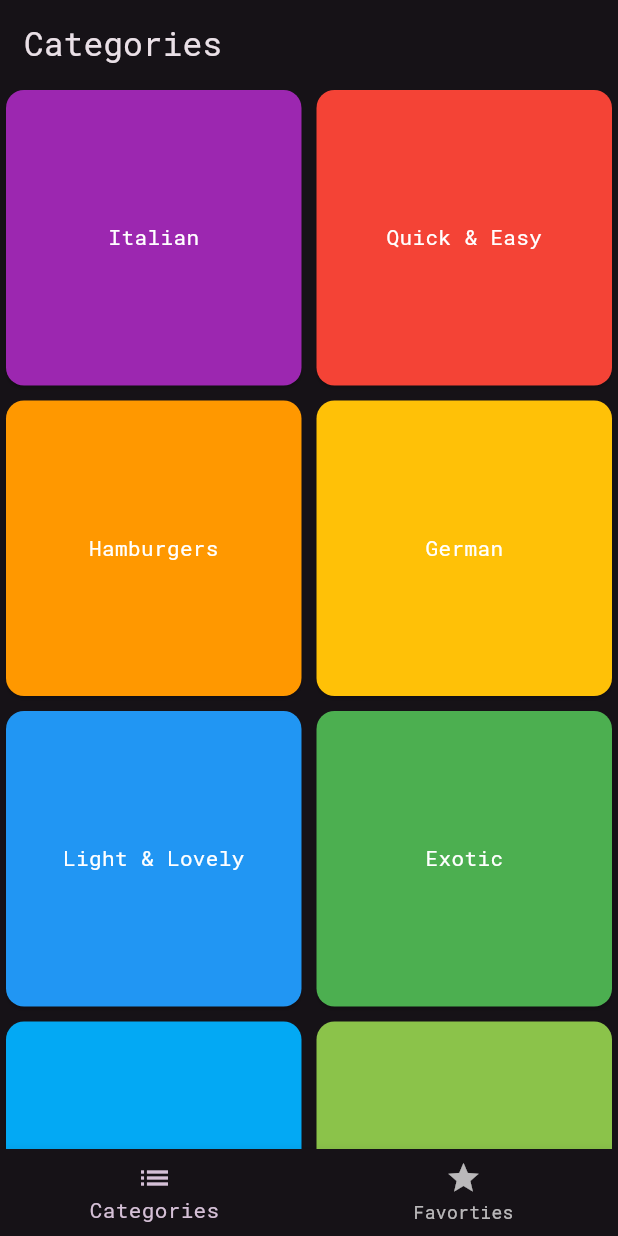
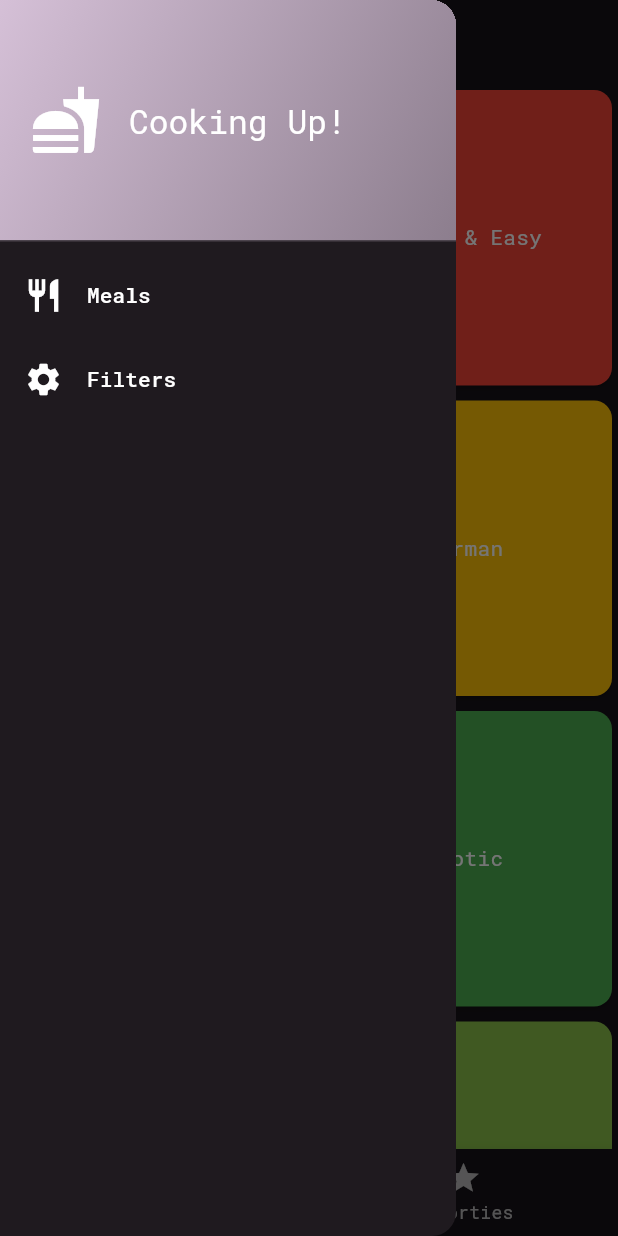
Before and after one commit to subhroacharjee/meals_app, a Flutter app: the screen it shows after launch, with the side drawer open (before the commit the screen has no drawer), on a phone screen of 412 x 824 dp. Run offline on Flutter 3.47's test engine with Material 3 defaults, Android fonts, the phone set to English and light mode, and no system bars; our stand-ins replace google_fonts, transparent_image.

Commit message:
feat: adding drawer

```diff
--- /dev/null
+++ b/lib/src/components/main_drawer.dart
@@ -0,0 +1,78 @@
+import 'package:flutter/material.dart';
+import 'package:meals_app/src/data/dummy_data.dart';
+import 'package:meals_app/src/screens/meals_screen.dart';
+
+class MainDrawer extends StatelessWidget {
+  @override
+  Widget build(BuildContext context) {
+    return Drawer(
+      child: Column(
+        children: [
+          DrawerHeader(
+            padding: const EdgeInsets.all(20),
+            decoration: BoxDecoration(
+              gradient: LinearGradient(
+                colors: [
+                  Theme.of(context).colorScheme.secondary,
+                  Theme.of(context).colorScheme.secondary.withOpacity(0.6),
+                ],
+                begin: Alignment.topLeft,
+                end: Alignment.bottomRight,
+              ),
+            ),
+            child: Row(
+              children: [
+                const Icon(
+                  Icons.fastfood,
+                  size: 48,
+                  color: Colors.white,
+                ),
+                const SizedBox(
+                  width: 18,
+                ),
+                Text(
+                  'Cooking Up!',
+                  style: Theme.of(context).textTheme.titleLarge!.copyWith(color: Colors.white),
+                )
+              ],
+            ),
+          ),
+          ListTile(
+            leading: Icon(
+              Icons.restaurant,
+              size: 26,
+              color: Colors.white,
+            ),
+            title: Text(
+              'Meals',
+              style: Theme.of(context).textTheme.titleSmall!.copyWith(color: Colors.white),
+            ),
+            onTap: () {
+              Navigator.of(context).push(
+                MaterialPageRoute(
+                  builder: (ctx) => MealsScreen(
+                    title: "All Meals",
+                    meals: dummyMeals,
+                    changeState: () {},
+                  ),
+                ),
+              );
+            },
+          ),
+          ListTile(
+            leading: Icon(
+              Icons.settings,
+              size: 26,
+              color: Colors.white,
+            ),
+            title: Text(
+              'Filters',
+              style: Theme.of(context).textTheme.titleSmall!.copyWith(color: Colors.white),
+            ),
+            onTap: () {},
+          )
+        ],
+      ),
+    );
+  }
+}
--- a/lib/src/screens/main_screen.dart
+++ b/lib/src/screens/main_screen.dart
@@ -1,4 +1,5 @@
 import 'package:flutter/material.dart';
+import 'package:meals_app/src/components/main_drawer.dart';
 import 'package:meals_app/src/data/dummy_data.dart';
 import 'package:meals_app/src/screens/catagories_screen.dart';
 import 'package:meals_app/src/screens/meals_screen.dart';
@@ -33,6 +34,7 @@ class _MainScreenState extends State<MainScreen> {
     // TODO: implement build
     return Scaffold(
       appBar: AppBar(title: Text(_title)),
+      drawer: MainDrawer(),
       body: _content,
       bottomNavigationBar: BottomNavigationBar(
         onTap: _changeScreen,
```
